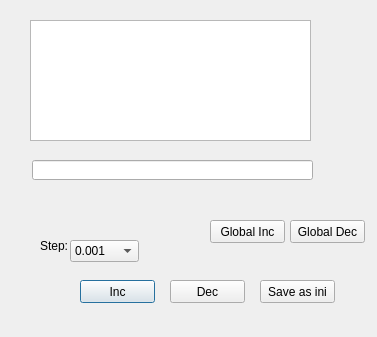
WangHongshuo/wechat_jump_game-Qt-opencv, file fixparameterdialog.ui: the form before one commit.
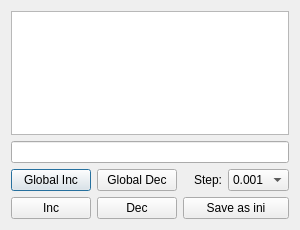
The form after the commit.

Patch:
```diff
--- a/fixparameterdialog.ui
+++ b/fixparameterdialog.ui
@@ -6,92 +6,28 @@
    <rect>
     <x>0</x>
     <y>0</y>
-    <width>377</width>
-    <height>337</height>
+    <width>300</width>
+    <height>230</height>
    </rect>
   </property>
+  <property name="minimumSize">
+   <size>
+    <width>300</width>
+    <height>230</height>
+   </size>
+  </property>
+  <property name="maximumSize">
+   <size>
+    <width>300</width>
+    <height>230</height>
+   </size>
+  </property>
   <property name="windowTitle">
    <string>Dialog</string>
   </property>
-  <widget class="QPushButton" name="pushButtonInc">
-   <property name="geometry">
-    <rect>
-     <x>80</x>
-     <y>280</y>
-     <width>75</width>
-     <height>23</height>
-    </rect>
-   </property>
-   <property name="text">
-    <string>Inc</string>
-   </property>
-   <property name="shortcut">
-    <string>Up</string>
-   </property>
-  </widget>
-  <widget class="QPushButton" name="pushButtonDec">
-   <property name="geometry">
-    <rect>
-     <x>170</x>
-     <y>280</y>
-     <width>75</width>
-     <height>23</height>
-    </rect>
-   </property>
-   <property name="text">
-    <string>Dec</string>
-   </property>
-   <property name="shortcut">
-    <string>Down</string>
-   </property>
-  </widget>
-  <widget class="QLabel" name="label">
-   <property name="geometry">
-    <rect>
-     <x>40</x>
-     <y>240</y>
-     <width>54</width>
-     <height>12</height>
-    </rect>
-   </property>
-   <property name="text">
-    <string>Step:</string>
-   </property>
-  </widget>
-  <widget class="QComboBox" name="comboBoxStep">
-   <property name="geometry">
-    <rect>
-     <x>70</x>
-     <y>240</y>
-     <width>69</width>
-     <height>22</height>
-    </rect>
-   </property>
+  <layout class="QVBoxLayout" name="verticalLayout_2">
    <item>
-    <property name="text">
-     <string>0.001</string>
-    </property>
-   </item>
-   <item>
-    <property name="text">
-     <string>0.01</string>
-    </property>
-   </item>
-   <item>
-    <property name="text">
-     <string>0.1</string>
-    </property>
-   </item>
-  </widget>
   <widget class="QTableView" name="tableViewParameterInfo">
-   <property name="geometry">
-    <rect>
-     <x>30</x>
-     <y>20</y>
-     <width>281</width>
-     <height>121</height>
-    </rect>
-   </property>
    <property name="verticalScrollBarPolicy">
     <enum>Qt::ScrollBarAlwaysOff</enum>
    </property>
@@ -129,41 +65,20 @@
     <bool>false</bool>
    </attribute>
   </widget>
+   </item>
+   <item>
   <widget class="QLineEdit" name="lineEditAdjustInfo">
-   <property name="geometry">
-    <rect>
-     <x>32</x>
-     <y>160</y>
-     <width>281</width>
-     <height>20</height>
-    </rect>
-   </property>
    <property name="readOnly">
     <bool>true</bool>
    </property>
   </widget>
-  <widget class="QPushButton" name="pushButtonSaveAsIni">
-   <property name="geometry">
-    <rect>
-     <x>260</x>
-     <y>280</y>
-     <width>75</width>
-     <height>23</height>
-    </rect>
-   </property>
-   <property name="text">
-    <string>Save as ini</string>
-   </property>
-  </widget>
+   </item>
+   <item>
+    <layout class="QHBoxLayout" name="horizontalLayout_2">
+     <item>
+      <layout class="QFormLayout" name="formLayout">
+       <item row="0" column="0">
   <widget class="QPushButton" name="pushButtonGlobalInc">
-   <property name="geometry">
-    <rect>
-     <x>210</x>
-     <y>220</y>
-     <width>75</width>
-     <height>23</height>
-    </rect>
-   </property>
    <property name="text">
     <string>Global Inc</string>
    </property>
@@ -171,15 +86,9 @@
     <string>Right</string>
    </property>
   </widget>
+       </item>
+       <item row="0" column="1">
   <widget class="QPushButton" name="pushButtonGlobalDec">
-   <property name="geometry">
-    <rect>
-     <x>290</x>
-     <y>220</y>
-     <width>75</width>
-     <height>23</height>
-    </rect>
-   </property>
    <property name="text">
     <string>Global Dec</string>
    </property>
@@ -187,6 +96,79 @@
     <string>Left</string>
    </property>
   </widget>
+       </item>
+       <item row="1" column="0">
+        <widget class="QPushButton" name="pushButtonInc">
+         <property name="text">
+          <string>Inc</string>
+         </property>
+         <property name="shortcut">
+          <string>Up</string>
+         </property>
+        </widget>
+       </item>
+       <item row="1" column="1">
+        <widget class="QPushButton" name="pushButtonDec">
+         <property name="text">
+          <string>Dec</string>
+         </property>
+         <property name="shortcut">
+          <string>Down</string>
+         </property>
+        </widget>
+       </item>
+      </layout>
+     </item>
+     <item>
+      <layout class="QVBoxLayout" name="verticalLayout">
+       <item>
+        <layout class="QHBoxLayout" name="horizontalLayout">
+         <item>
+          <widget class="QLabel" name="label">
+           <property name="layoutDirection">
+            <enum>Qt::RightToLeft</enum>
+           </property>
+           <property name="text">
+            <string>Step:</string>
+           </property>
+           <property name="alignment">
+            <set>Qt::AlignRight|Qt::AlignTrailing|Qt::AlignVCenter</set>
+           </property>
+          </widget>
+         </item>
+         <item>
+          <widget class="QComboBox" name="comboBoxStep">
+           <item>
+            <property name="text">
+             <string>0.001</string>
+            </property>
+           </item>
+           <item>
+            <property name="text">
+             <string>0.01</string>
+            </property>
+           </item>
+           <item>
+            <property name="text">
+             <string>0.1</string>
+            </property>
+           </item>
+          </widget>
+         </item>
+        </layout>
+       </item>
+       <item>
+        <widget class="QPushButton" name="pushButtonSaveAsIni">
+         <property name="text">
+          <string>Save as ini</string>
+         </property>
+        </widget>
+       </item>
+      </layout>
+     </item>
+    </layout>
+   </item>
+  </layout>
  </widget>
  <resources/>
  <connections/>
```
Lines whose indentation alone changed are shown as unchanged.
